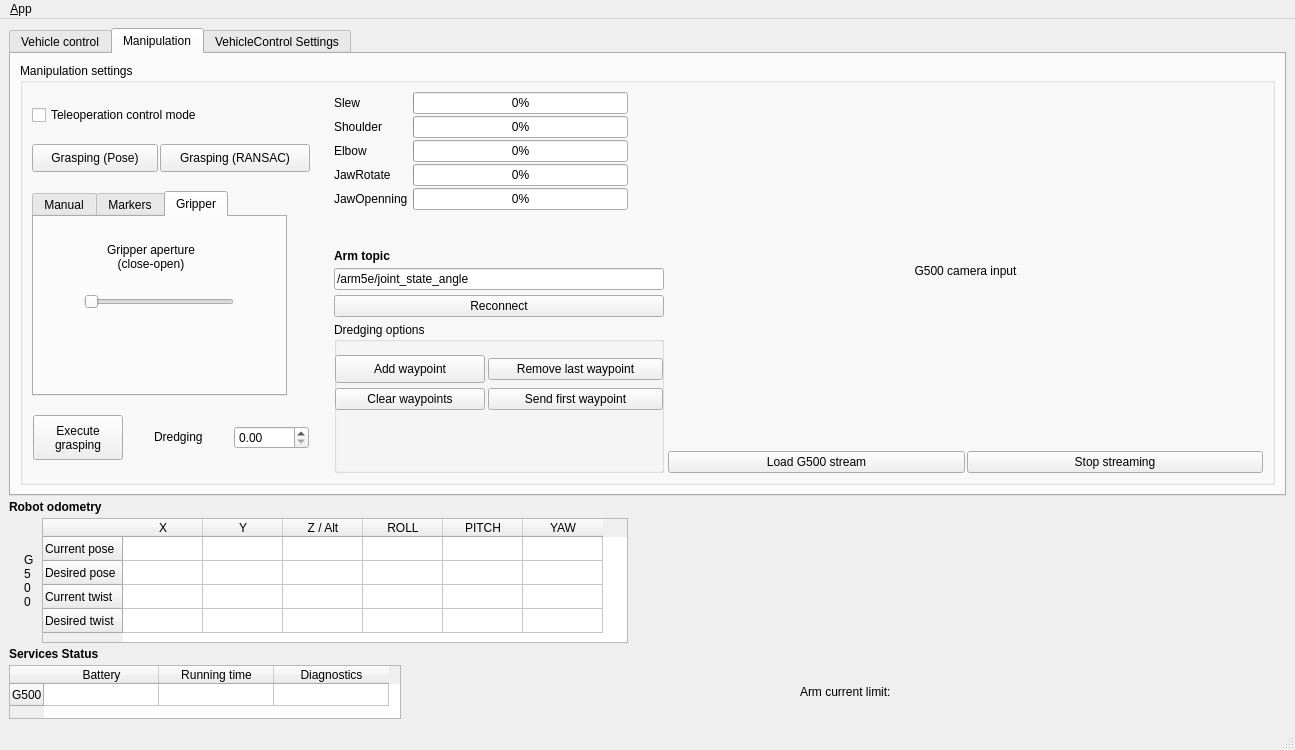
The window that ui/main_window.ui (davidfornas/merbots_gui) describes before a commit, drawn with Qt 5.
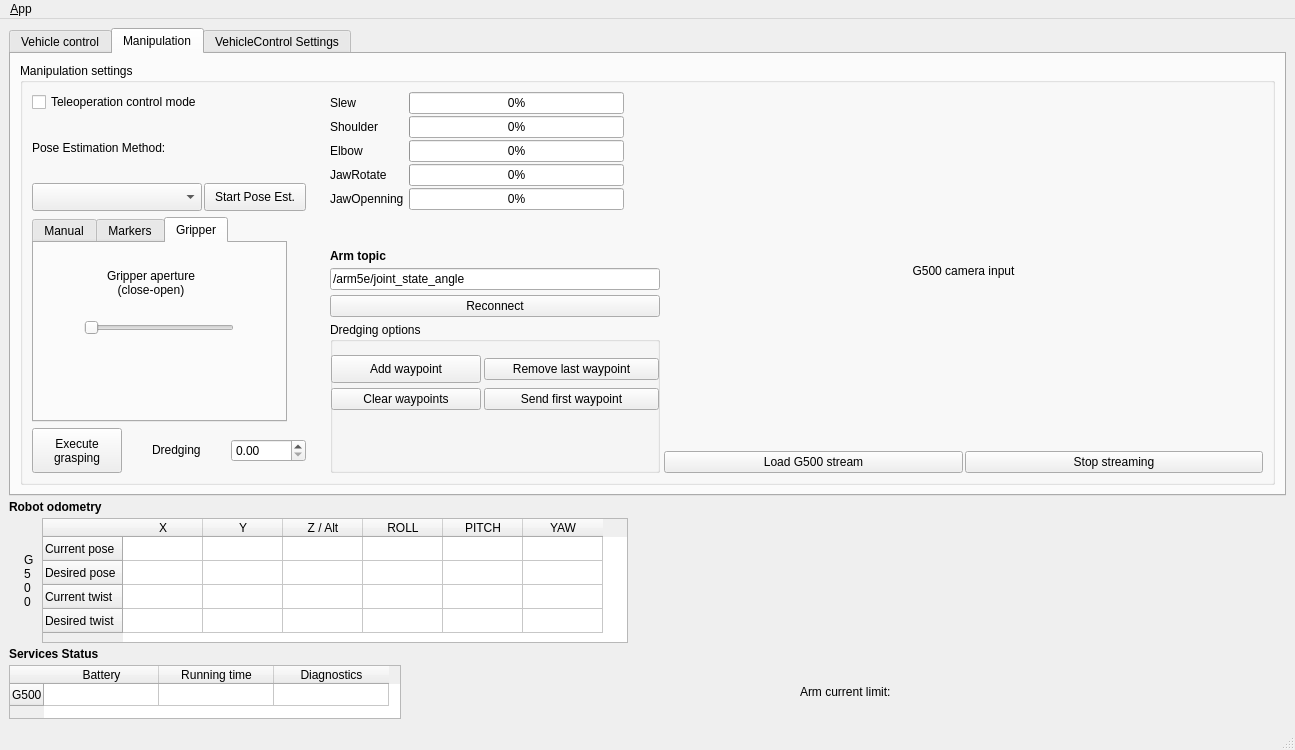
The same window after the commit. The open tabs and pages were chosen to show the change. Icons and pictures are not drawn.

Commit message: Add more Pose Estimation Options

Patch:
```diff
--- a/ui/main_window.ui
+++ b/ui/main_window.ui
@@ -463,6 +463,13 @@
                    </property>
                   </widget>
                  </item>
+                 <item>
+                  <widget class="QLabel" name="label_2">
+                   <property name="text">
+                    <string>Pose Estimation Method:</string>
+                   </property>
+                  </widget>
+                 </item>
                  <item>
                   <layout class="QHBoxLayout" name="horizontalLayout_8">
                    <property name="spacing">
@@ -477,6 +484,16 @@
                    <property name="rightMargin">
                     <number>0</number>
                    </property>
+                   <item>
+                    <widget class="QComboBox" name="poseEstimationComboBox">
+                     <property name="minimumSize">
+                      <size>
+                       <width>170</width>
+                       <height>28</height>
+                      </size>
+                     </property>
+                    </widget>
+                   </item>
                    <item>
                     <widget class="QPushButton" name="getGraspingPoseButton">
                      <property name="sizePolicy">
@@ -487,7 +504,7 @@
                      </property>
                      <property name="minimumSize">
                       <size>
-                       <width>126</width>
+                       <width>100</width>
                        <height>28</height>
                       </size>
                      </property>
@@ -498,26 +515,7 @@
                       </size>
                      </property>
                      <property name="text">
-                      <string>Grasping (Pose)</string>
-                     </property>
-                    </widget>
-                   </item>
-                   <item>
-                    <widget class="QPushButton" name="getGraspingPoseRansacButton">
-                     <property name="sizePolicy">
-                      <sizepolicy hsizetype="Fixed" vsizetype="Fixed">
-                       <horstretch>0</horstretch>
-                       <verstretch>0</verstretch>
-                      </sizepolicy>
-                     </property>
-                     <property name="minimumSize">
-                      <size>
-                       <width>150</width>
-                       <height>28</height>
-                      </size>
-                     </property>
-                     <property name="text">
-                      <string>Grasping (RANSAC)</string>
+                      <string>Start Pose Est.</string>
                      </property>
                     </widget>
                    </item>
```
Left out of the diff: 4 changed lines with no effect on the pictures. The commit also changes 2 other files.
